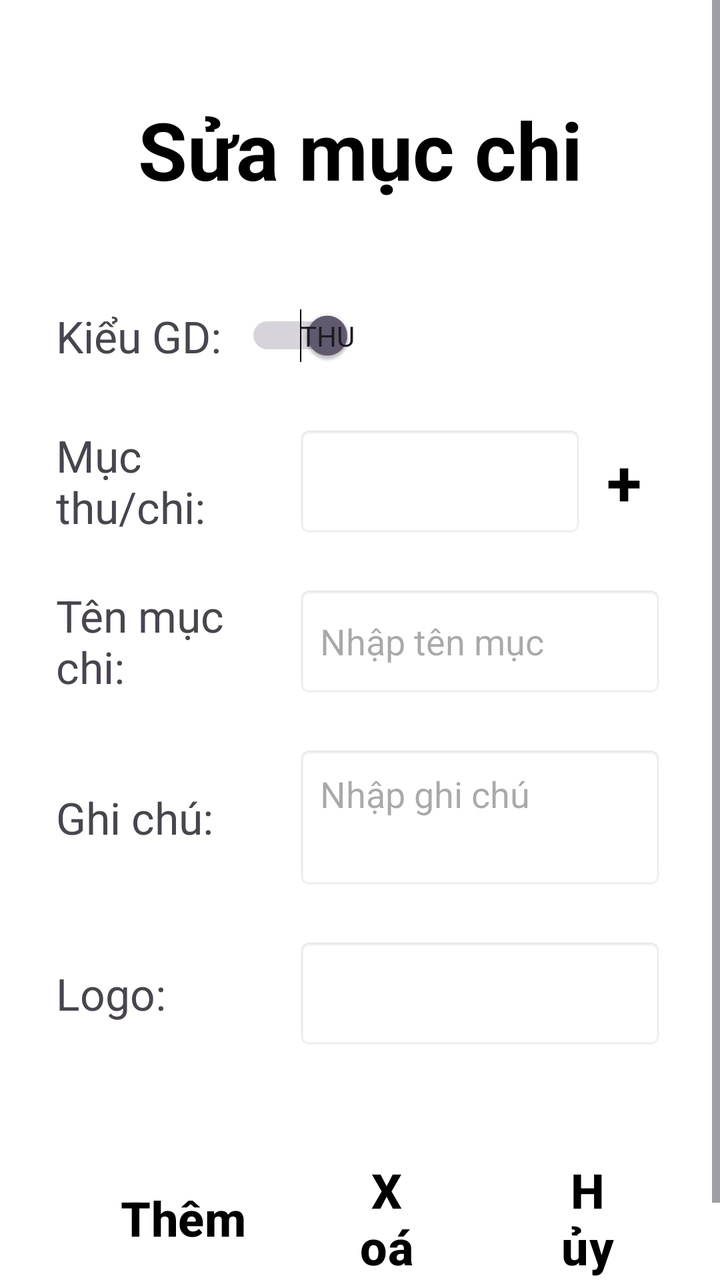
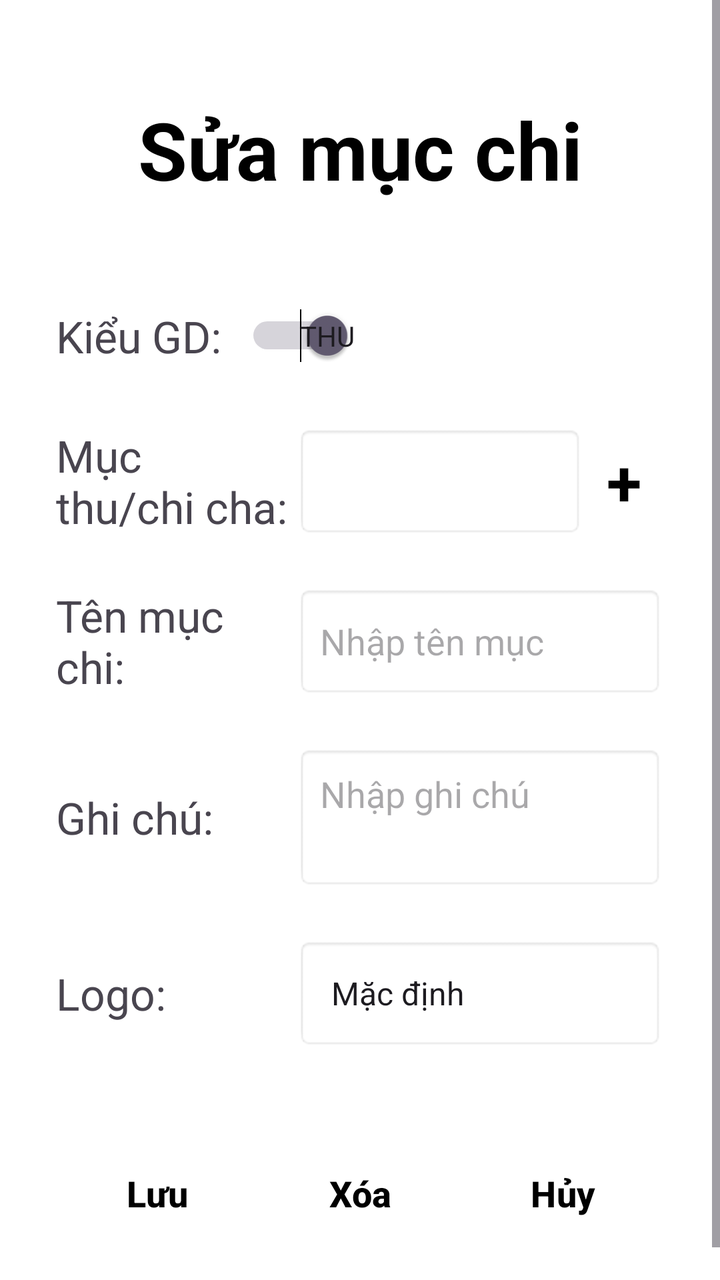

The first picture is an Android layout as it rendered before a commit; the second is the same layout after the commit. The layout source and the unified diff follow.
<!-- AndroidManifest.xml: application theme Theme.Mywallet -->
<!-- res/layout/edit_category.xml -->
<?xml version="1.0" encoding="utf-8"?>
<ScrollView xmlns:android="http://schemas.android.com/apk/res/android"
    android:layout_width="match_parent"
    android:layout_height="match_parent"
    android:background="#FFFFFF"
    android:fillViewport="true"
    android:id="@+id/editCategory">

    <LinearLayout
        android:layout_width="match_parent"
        android:layout_height="wrap_content"
        android:orientation="vertical"
        android:paddingStart="28dp"
        android:paddingTop="48dp"
        android:paddingEnd="28dp"
        android:paddingBottom="32dp">

        <TextView
            android:id="@+id/tvAddTransactionTitle"
            android:layout_width="match_parent"
            android:layout_height="wrap_content"
            android:gravity="center"
            android:text="Sửa mục chi"
            android:textColor="#000000"
            android:textSize="40sp"
            android:textStyle="bold" />

        <LinearLayout
            android:layout_width="wrap_content"
            android:layout_height="wrap_content"
            android:layout_marginTop="52dp"
            android:gravity="center_vertical"
            android:orientation="horizontal">

            <TextView
                android:layout_width="wrap_content"
                android:layout_height="wrap_content"
                android:text="Kiểu GD:"
                android:textSize="22sp" />

            <Switch
                android:id="@+id/switchTransactionType"
                android:layout_width="wrap_content"
                android:layout_height="wrap_content"
                android:layout_marginStart="12dp"
                android:checked="true"
                android:showText="true"
                android:textOff="Chi"
                android:textOn="Thu" />
        </LinearLayout>

        <LinearLayout
            android:layout_width="match_parent"
            android:layout_height="wrap_content"
            android:layout_marginTop="30dp"
            android:gravity="center_vertical"
            android:orientation="horizontal">

            <TextView
                android:layout_width="120dp"
                android:layout_height="wrap_content"
                android:text="Mục\nthu/chi:"
                android:textSize="22sp" />

            <Spinner
                android:id="@+id/spinnerCategory"
                android:layout_width="0dp"
                android:layout_height="56dp"
                android:layout_weight="1"
                android:background="@android:drawable/editbox_background" />

            <TextView
                android:id="@+id/btnAddCategory"
                android:layout_width="40dp"
                android:layout_height="56dp"
                android:clickable="true"
                android:contentDescription="Thêm mục thu hoặc chi"
                android:focusable="true"
                android:gravity="center"
                android:text="+"
                android:textColor="#000000"
                android:textSize="32sp"
                android:textStyle="bold" />
        </LinearLayout>

        <LinearLayout
            android:layout_width="match_parent"
            android:layout_height="wrap_content"
            android:layout_marginTop="24dp"
            android:gravity="center_vertical"
            android:orientation="horizontal">

            <TextView
                android:id="@+id/tvCategoryName"
                android:layout_width="120dp"
                android:layout_height="wrap_content"
                android:text="Tên mục chi:"
                android:textSize="22sp" />

            <EditText
                android:id="@+id/edtCategoryName"
                android:layout_width="0dp"
                android:layout_height="56dp"
                android:layout_weight="1"
                android:background="@android:drawable/editbox_background"
                android:hint="Nhập tên mục"
                android:inputType="textCapSentences"
                android:paddingStart="12dp"
                android:textSize="18sp" />
        </LinearLayout>

        <LinearLayout
            android:layout_width="match_parent"
            android:layout_height="wrap_content"
            android:layout_marginTop="24dp"
            android:gravity="center_vertical"
            android:orientation="horizontal">

            <TextView
                android:layout_width="120dp"
                android:layout_height="wrap_content"
                android:text="Ghi chú:"
                android:textSize="22sp" />

            <EditText
                android:id="@+id/edtNote"
                android:layout_width="0dp"
                android:layout_height="72dp"
                android:layout_weight="1"
                android:background="@android:drawable/editbox_background"
                android:gravity="top|start"
                android:hint="Nhập ghi chú"
                android:inputType="textMultiLine"
                android:padding="12dp"
                android:textSize="18sp" />
        </LinearLayout>

        <LinearLayout
            android:layout_width="match_parent"
            android:layout_height="wrap_content"
            android:layout_marginTop="24dp"
            android:gravity="center_vertical"
            android:orientation="horizontal">

            <TextView
                android:layout_width="120dp"
                android:layout_height="wrap_content"
                android:text="Logo:"
                android:textSize="22sp" />

            <Spinner
                android:id="@+id/spinnerCategoryLogo"
                android:layout_width="0dp"
                android:layout_height="56dp"
                android:layout_weight="1"
                android:background="@android:drawable/editbox_background" />

        </LinearLayout>

        <LinearLayout
            android:layout_width="match_parent"
            android:layout_height="wrap_content"
            android:layout_marginTop="44dp"
            android:orientation="horizontal">

            <Button
                android:id="@+id/btnSaveTransaction"
                android:layout_width="51dp"
                android:layout_height="match_parent"
                android:layout_weight="1"
                android:background="@android:color/transparent"
                android:text="Thêm"
                android:textColor="#000000"
                android:textSize="24sp"
                android:textStyle="bold" />

            <Button
                android:id="@+id/btnDelete"
                android:layout_width="0dp"
                android:layout_height="wrap_content"
                android:layout_weight="1"
                android:background="@android:color/transparent"
                android:text="Xoá"
                android:textColor="#000000"
                android:textSize="24sp"
                android:textStyle="bold" />

            <Button
                android:id="@+id/btnCancelTransaction"
                android:layout_width="0dp"
                android:layout_height="wrap_content"
                android:layout_marginStart="24dp"
                android:layout_weight="1"
                android:background="@android:color/transparent"
                android:text="Hủy"
                android:textColor="#000000"
                android:textSize="24sp"
                android:textStyle="bold" />
        </LinearLayout>
    </LinearLayout>
</ScrollView>
<!-- resources referenced by this layout -->
<resources>
  <style name="Theme.Mywallet" parent="Base.Theme.Mywallet" />
  <style name="Base.Theme.Mywallet" parent="Theme.Material3.DayNight.NoActionBar">
          
          
      </style>
</resources>

<!-- the commit's change to res/layout/edit_category.xml (unified diff, before → after) -->
@@ -4,7 +4,8 @@
     android:layout_height="match_parent"
     android:background="#FFFFFF"
     android:fillViewport="true"
-    android:id="@+id/editCategory">
+    android:id="@+id/editCategory"
+    android:fitsSystemWindows="true">
 
     <LinearLayout
         android:layout_width="match_parent"
@@ -59,7 +60,7 @@
             <TextView
                 android:layout_width="120dp"
                 android:layout_height="wrap_content"
-                android:text="Mục\nthu/chi:"
+                android:text="Mục\nthu/chi cha:"
                 android:textSize="22sp" />
 
             <Spinner
@@ -150,6 +151,7 @@
 
             <Spinner
                 android:id="@+id/spinnerCategoryLogo"
+                android:entries="@array/category_logos"
                 android:layout_width="0dp"
                 android:layout_height="56dp"
                 android:layout_weight="1"
@@ -161,40 +163,55 @@
             android:layout_width="match_parent"
             android:layout_height="wrap_content"
             android:layout_marginTop="44dp"
+            android:baselineAligned="false"
             android:orientation="horizontal">
 
             <Button
                 android:id="@+id/btnSaveTransaction"
-                android:layout_width="51dp"
-                android:layout_height="match_parent"
+                android:layout_width="0dp"
+                android:layout_height="56dp"
                 android:layout_weight="1"
                 android:background="@android:color/transparent"
-                android:text="Thêm"
-                android:textColor="#000000"
-                android:textSize="24sp"
+                android:maxLines="1"
+                android:minWidth="0dp"
+                android:paddingStart="4dp"
+                android:paddingEnd="4dp"
+                android:text="Lưu"
+                android:textAllCaps="false"
+                android:textColor="#000000"
+                android:textSize="18sp"
                 android:textStyle="bold" />
 
             <Button
                 android:id="@+id/btnDelete"
                 android:layout_width="0dp"
-                android:layout_height="wrap_content"
+                android:layout_height="56dp"
                 android:layout_weight="1"
                 android:background="@android:color/transparent"
-                android:text="Xoá"
-                android:textColor="#000000"
-                android:textSize="24sp"
+                android:maxLines="1"
+                android:minWidth="0dp"
+                android:paddingStart="4dp"
+                android:paddingEnd="4dp"
+                android:text="Xóa"
+                android:textAllCaps="false"
+                android:textColor="#000000"
+                android:textSize="18sp"
                 android:textStyle="bold" />
 
             <Button
                 android:id="@+id/btnCancelTransaction"
                 android:layout_width="0dp"
-                android:layout_height="wrap_content"
-                android:layout_marginStart="24dp"
+                android:layout_height="56dp"
                 android:layout_weight="1"
                 android:background="@android:color/transparent"
+                android:maxLines="1"
+                android:minWidth="0dp"
+                android:paddingStart="4dp"
+                android:paddingEnd="4dp"
                 android:text="Hủy"
-                android:textColor="#000000"
-                android:textSize="24sp"
+                android:textAllCaps="false"
+                android:textColor="#000000"
+                android:textSize="18sp"
                 android:textStyle="bold" />
         </LinearLayout>
     </LinearLayout>
<!-- resource entries referenced after the edit -->
@@ -1,5 +1,12 @@
 <!-- resources referenced by this layout -->
 <resources>
+  <string-array name="category_logos">
+          <item>Mặc định</item>
+          <item>food.png</item>
+          <item>shopping.png</item>
+          <item>salary.png</item>
+          <item>bonus.png</item>
+      </string-array>
   <style name="Theme.Mywallet" parent="Base.Theme.Mywallet" />
   <style name="Base.Theme.Mywallet" parent="Theme.Material3.DayNight.NoActionBar">
           
